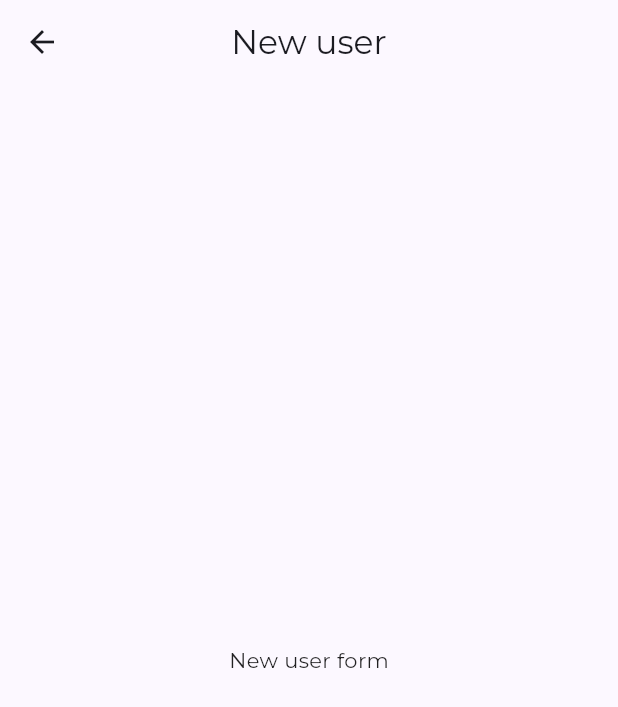
After one commit to johninquest/posa, a Flutter app: the CreateUserPage screen opened directly, on a phone screen of 412 x 824 dp. The commit adds this screen. Shown: the top 707 px of the screen. Run offline on Flutter 3.47's test engine with Material 2 defaults, Android fonts, the phone set to English and light mode, and no system bars; our stand-ins replace go_router, google_fonts, package_info_plus.

Commit message:
updated user page

```diff
--- a/lib/pages/auth.dart
+++ b/lib/pages/auth.dart
@@ -26,7 +26,7 @@ class AuthPage extends StatelessWidget {
           children: [
             Container(
                 margin: const EdgeInsets.only(bottom: 13.0),
-                child: const Text('🚀 Now or never 🚀',
+                child: const Text('🚀 DO IT NOW 🚀',
                     style: TextStyle(fontWeight: FontWeight.bold))),
             const SizedBox(
               height: 13.0,
--- a/lib/pages/home.dart
+++ b/lib/pages/home.dart
@@ -6,7 +6,7 @@ import '../style/colors.dart';
 import 'dart:developer';
 
 class HomePage extends StatelessWidget {
-  const HomePage({Key? key}) : super(key: key);
+  const HomePage({super.key});
 
   @override
   Widget build(BuildContext context) {
--- /dev/null
+++ b/lib/pages/user/create.dart
@@ -0,0 +1,18 @@
+import 'package:flutter/material.dart';
+
+class CreateUserPage extends StatelessWidget {
+  const CreateUserPage({super.key});
+
+  @override
+  Widget build(BuildContext context) {
+    return Scaffold(
+      appBar: AppBar(
+        title: const Text('New user'),
+        centerTitle: true,
+      ),
+      body: const Center(
+        child: Text('New user form'),
+      ),
+    );
+  }
+}
--- a/lib/shared/left_menu.dart
+++ b/lib/shared/left_menu.dart
@@ -45,7 +45,7 @@ class _LeftMenuState extends State<LeftMenu> {
                 color: primaryColor,
               ),
               title: const Text(
-                'Person',
+                'User',
               ),
               /* onTap: () => PageRouter().navigateToPage(const SchoolInfoPage(), context) */
               onTap: () => context.push('/user'),
--- a/pubspec.yaml
+++ b/pubspec.yaml
@@ -16,7 +16,7 @@ publish_to: "none" # Remove this line if you wish to publish to pub.dev
 # https://developer.apple.com/library/archive/documentation/General/Reference/InfoPlistKeyReference/Articles/CoreFoundationKeys.html
 # In Windows, build-name is used as the major, minor, and patch parts
 # of the product and file versions while build-number is used as the build suffix.
-version: 0.10.17+1
+version: 0.11.12+1
 
 environment:
   sdk: ">=3.1.2 <4.0.0"
@@ -32,7 +32,7 @@ dependencies:
     sdk: flutter
   intl: ^0.18.1
   http: ^1.1.0
-  go_router: ^11.1.2
+  go_router: ^12.1.1
   package_info_plus: ^4.1.0
   google_fonts: ^6.1.0
   url_launcher: ^6.1.14
@@ -50,7 +50,7 @@ dev_dependencies:
   # activated in the `analysis_options.yaml` file located at the root of your
   # package. See that file for information about deactivating specific lint
   # rules and activating additional ones.
-  flutter_lints: ^2.0.0
+  flutter_lints: ^3.0.1
 
 # For information on the generic Dart part of this file, see the
 # following page: https://dart.dev/tools/pub/pubspec
```
Also changed, not shown: lib/main.dart (+9 -9 lines), lib/pages/user/update.dart (added, +10 -0 lines), lib/pages/user/user.dart (renamed from lib/pages/user.dart), pubspec.lock, 1 other file.
